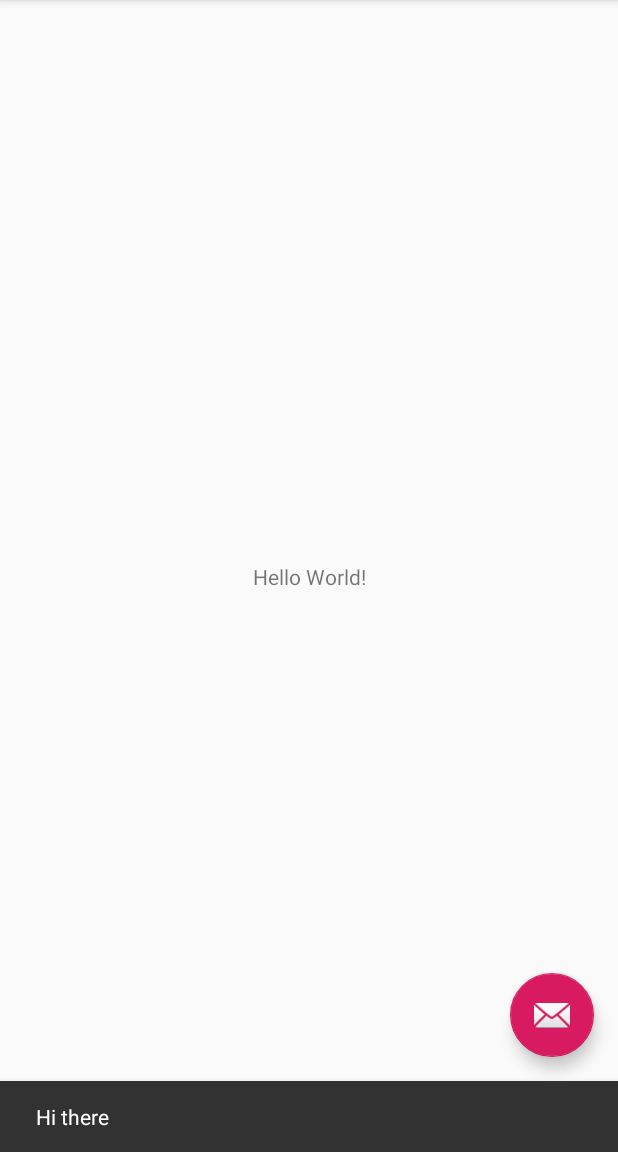
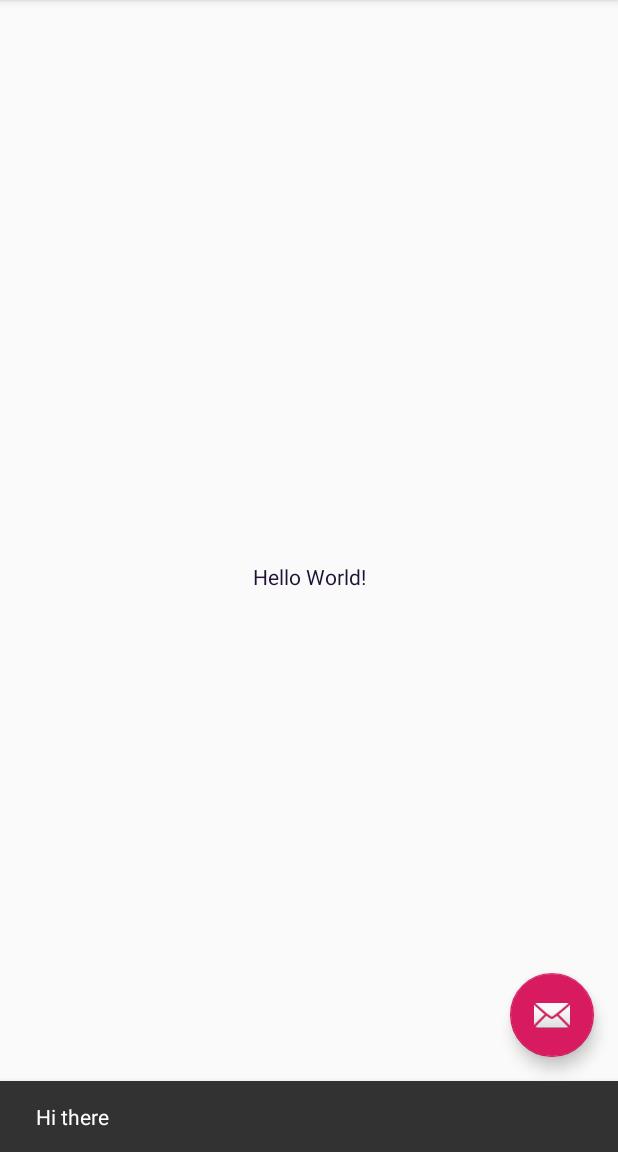
Before and after one commit to c3duan/cse110-lab3, an Android app: the screen it shows after launch (MainActivity), after a tap on an icon or button, on a phone screen of 412 x 824 dp, the part 84-1236 px from its top. Run offline under Robolectric (Android 15) with nearby library versions, the phone set to English and light mode, and no system bars.

Commit message:
Change text color

```diff
--- a/app/src/main/res/layout/content_main.xml
+++ b/app/src/main/res/layout/content_main.xml
@@ -12,6 +12,7 @@
         android:layout_width="wrap_content"
         android:layout_height="wrap_content"
         android:text="Hello World!"
+        android:textColor="#1e1234"
         app:layout_constraintBottom_toBottomOf="parent"
         app:layout_constraintLeft_toLeftOf="parent"
         app:layout_constraintRight_toRightOf="parent"
```
